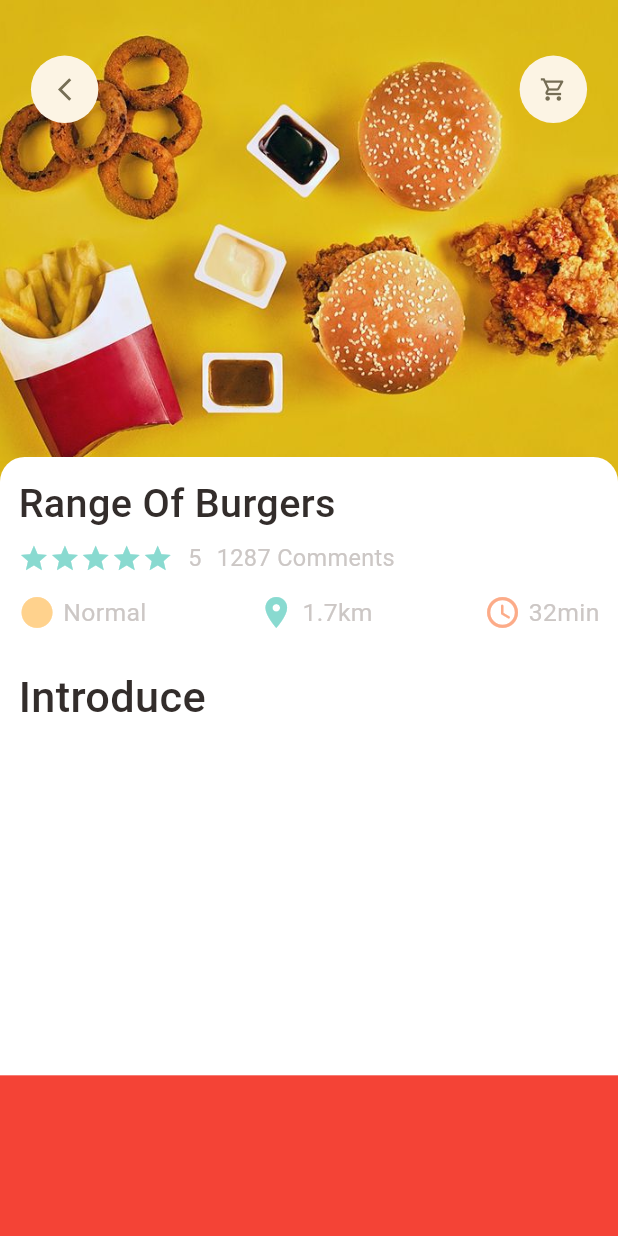
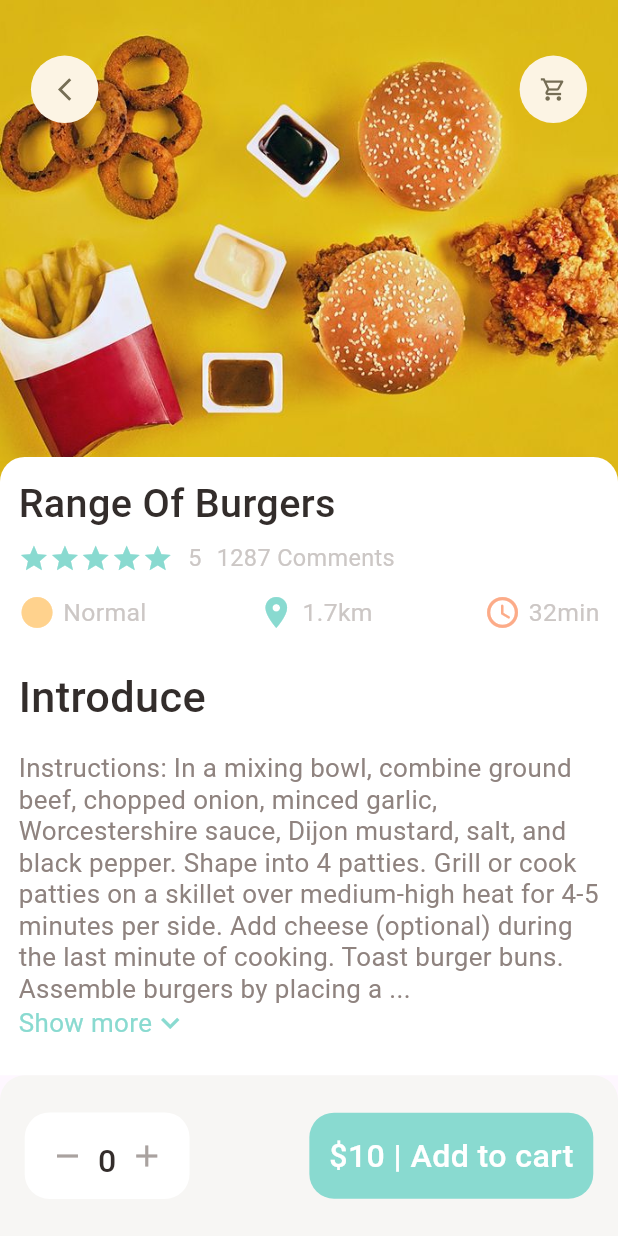
Before and after one commit to Wenster007/Food_Delivery_with_Backend, a Flutter app: the screen it shows after launch, on a phone screen of 412 x 824 dp. Run offline on Flutter 3.47's test engine with Material 2 defaults, Android fonts, the phone set to English and light mode, and no system bars; our stand-ins replace dots_indicator, get.

Commit message:
completed the popular food details screeen.

```diff
--- a/lib/pages/food/popular_food_details.dart
+++ b/lib/pages/food/popular_food_details.dart
@@ -2,6 +2,7 @@ import 'package:flutter/material.dart';
 import 'package:food_delivery_with_backend/utils/dimensions.dart';
 import 'package:food_delivery_with_backend/widgets/app_icon.dart';
 import 'package:food_delivery_with_backend/widgets/app_name_rating_icons.dart';
+import 'package:food_delivery_with_backend/widgets/expandable_text.dart';
 
 import '../../utils/colors.dart';
 import '../../widgets/big_text.dart';
@@ -78,6 +79,16 @@ class PopularFoodDetails extends StatelessWidget {
                       text: "Introduce",
                       size: Dimensions.height * 0.035,
                     ),
+                    SizedBox(
+                      height: Dimensions.height * 0.02,
+                    ),
+                    const Expanded(
+                      child: SingleChildScrollView(
+                        child: ExpandableText(
+                            text:
+                                "Instructions: In a mixing bowl, combine ground beef, chopped onion, minced garlic, Worcestershire sauce, Dijon mustard, salt, and black pepper. Shape into 4 patties. Grill or cook patties on a skillet over medium-high heat for 4-5 minutes per side. Add cheese (optional) during the last minute of cooking. Toast burger buns. Assemble burgers by placing a lettuce leaf on the bottom bun, followed by a patty with melted cheese (if using), tomato slices, pickles, and other toppings. Optionally, spread ketchup and mustard on the top bun. Serve and enjoy! Customize with your favorite toppings."),
+                      ),
+                    )
                   ],
                 ),
               ),
@@ -87,13 +98,61 @@ class PopularFoodDetails extends StatelessWidget {
       ),
       bottomNavigationBar: Container(
         height: Dimensions.height * 0.13,
-        color: Colors.red,
         padding: EdgeInsets.only(
           top: Dimensions.height * 0.03,
           bottom: Dimensions.height * 0.03,
           left: Dimensions.height * 0.02,
           right: Dimensions.height * 0.02,
         ),
+        decoration: BoxDecoration(
+          color: AppColor.buttonBackgroundColor,
+          borderRadius: BorderRadius.only(
+            topLeft: Radius.circular(Dimensions.height * 0.02),
+            topRight: Radius.circular(Dimensions.height * 0.02),
+          ),
+        ),
+        child: Row(
+          mainAxisAlignment: MainAxisAlignment.spaceBetween,
+          children: [
+            Container(
+              padding: EdgeInsets.all(Dimensions.height * 0.02),
+              decoration: BoxDecoration(
+                color: Colors.white,
+                borderRadius: BorderRadius.circular(Dimensions.height * 0.02),
+              ),
+              child: Row(
+                children: [
+                  const Icon(
+                    Icons.remove,
+                    color: AppColor.signColor,
+                  ),
+                  SizedBox(
+                    width: Dimensions.height * 0.01,
+                  ),
+                  BigText(text: "0"),
+                  SizedBox(
+                    width: Dimensions.height * 0.01,
+                  ),
+                  const Icon(
+                    Icons.add,
+                    color: AppColor.signColor,
+                  )
+                ],
+              ),
+            ),
+            Container(
+              padding: EdgeInsets.all(Dimensions.height * 0.016),
+              decoration: BoxDecoration(
+                borderRadius: BorderRadius.circular(Dimensions.height * 0.02),
+                color: AppColor.mainColor,
+              ),
+              child: BigText(
+                text: "\$10 | Add to cart",
+                color: Colors.white,
+              ),
+            ),
+          ],
+        ),
       ),
     );
   }
--- a/lib/widgets/big_text.dart
+++ b/lib/widgets/big_text.dart
@@ -23,7 +23,7 @@ class BigText extends StatelessWidget {
         fontFamily: "Roboto",
         fontWeight: FontWeight.w500,
         color: color,
-        fontSize: size == 0? Dimensions.height * 0.028 : size,
+        fontSize: size == 0? Dimensions.height * 0.026 : size,
         overflow: overflow,
       ),
     );
--- /dev/null
+++ b/lib/widgets/expandable_text.dart
@@ -0,0 +1,85 @@
+import 'package:flutter/material.dart';
+import 'package:food_delivery_with_backend/utils/colors.dart';
+import 'package:food_delivery_with_backend/utils/dimensions.dart';
+import 'package:food_delivery_with_backend/widgets/small_text.dart';
+
+class ExpandableText extends StatefulWidget {
+  const ExpandableText({Key? key, required this.text}) : super(key: key);
+
+  @override
+  State<ExpandableText> createState() => _ExpandableTextState();
+
+  final String text;
+}
+
+class _ExpandableTextState extends State<ExpandableText> {
+  late String firstHalf;
+  late String secondHalf;
+
+  bool hiddenText = true;
+
+  double textHeight = Dimensions.height * 0.43;
+
+  @override
+  void initState() {
+    if (widget.text.length > textHeight) {
+      firstHalf = widget.text.substring(0, textHeight.toInt());
+      secondHalf =
+          widget.text.substring(textHeight.toInt() + 1, widget.text.length);
+    } else {
+      firstHalf = widget.text;
+      secondHalf = "";
+    }
+    super.initState();
+  }
+
+  @override
+  Widget build(BuildContext context) {
+    return Container(
+        child: secondHalf.isEmpty
+            ? SmallText(text: firstHalf, size: Dimensions.height * 0.021, color: AppColor.paraColor,)
+            : Column(
+                children: [
+                  SmallText(
+                    text: hiddenText
+                        ? ("$firstHalf ...")
+                        : ("$firstHalf $secondHalf"),
+                    size: Dimensions.height * 0.021,
+                    color: AppColor.paraColor,
+                  ),
+                  InkWell(
+                    onTap: () {
+                      setState(() {
+                        hiddenText = !hiddenText;
+                      });
+                    },
+                    child: hiddenText?Row(
+                      children: [
+                        SmallText(
+                          text: "Show more",
+                          color: AppColor.mainColor,
+                          size: Dimensions.height * 0.021,
+                        ),
+                        const Icon(
+                          Icons.keyboard_arrow_down_sharp,
+                          color: AppColor.mainColor,
+                        ),
+                      ],
+                    ): Row(
+                      children: [
+                        SmallText(
+                          text: "Show Less",
+                          color: AppColor.mainColor,
+                          size: Dimensions.height * 0.021,
+                        ),
+                        const Icon(
+                          Icons.keyboard_arrow_up_sharp,
+                          color: AppColor.mainColor,
+                        ),
+                      ],
+                    )
+                  )
+                ],
+              ));
+  }
+}
```
